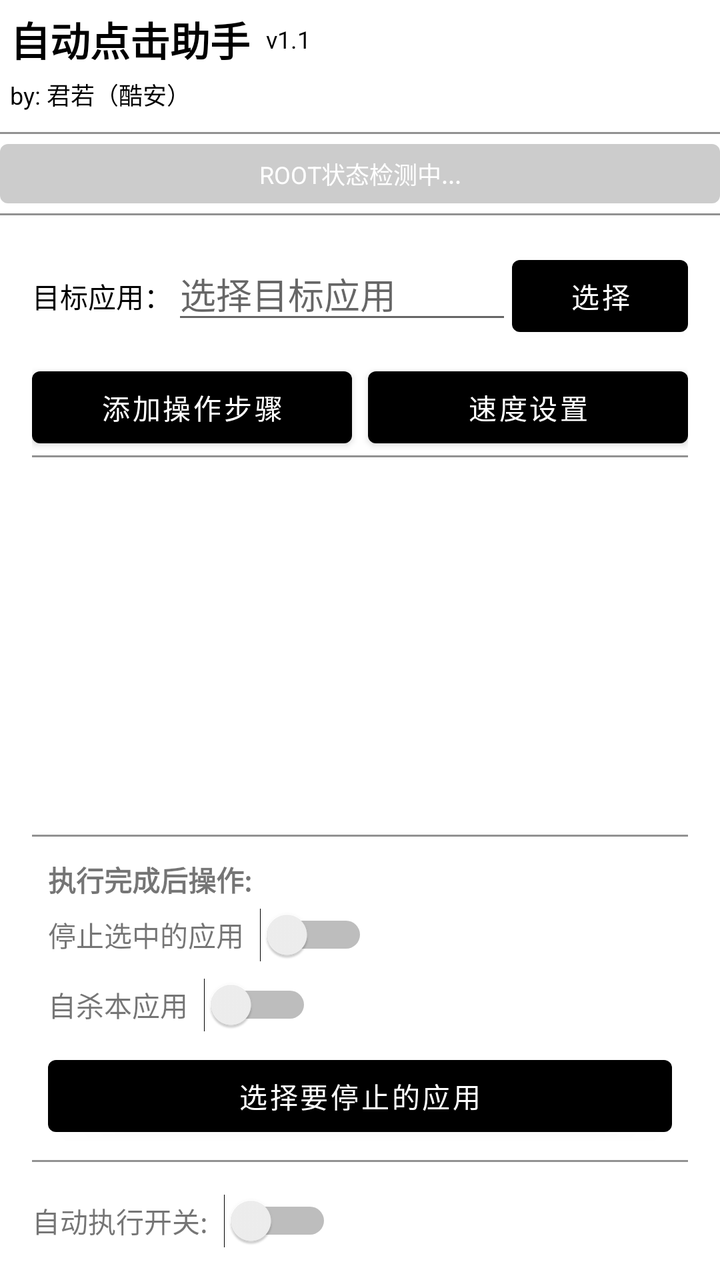
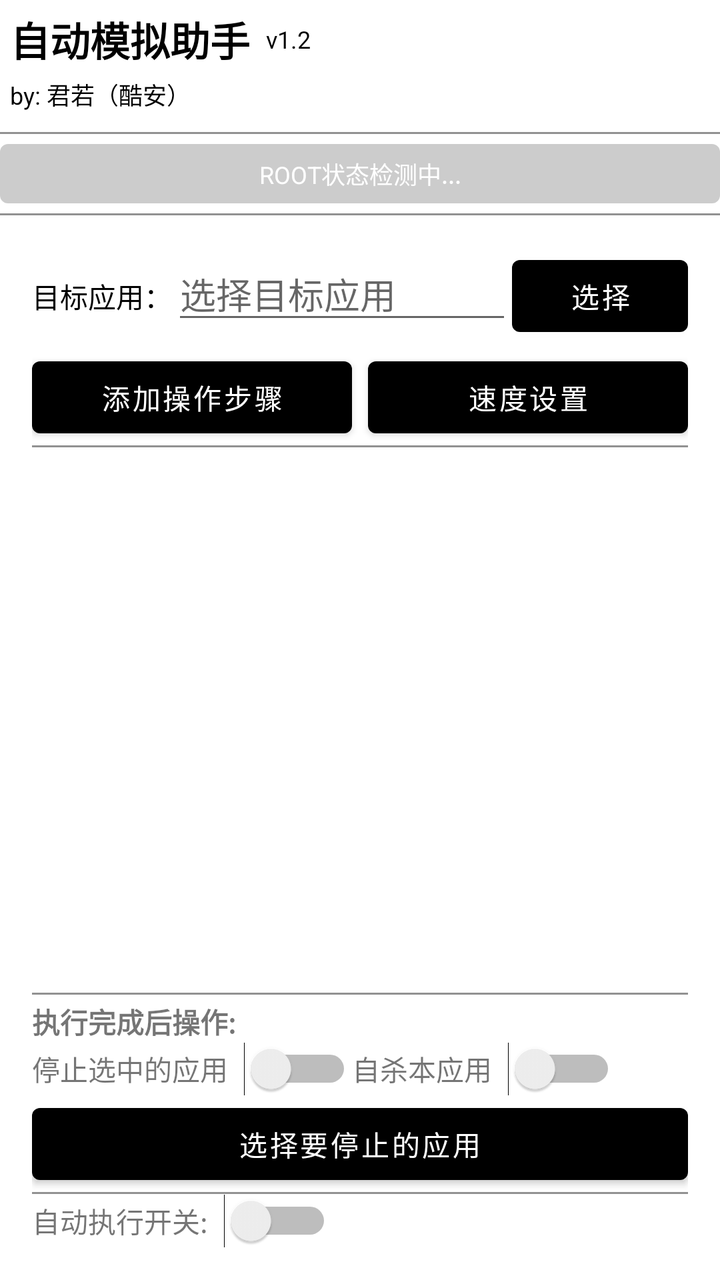

Two renders of the same Android screen: before a commit and after it. Below are the layout's source before the change and the commit's diff.
<!-- AndroidManifest.xml: application theme Theme.Click -->
<!-- res/layout/activity_main.xml -->
<?xml version="1.0" encoding="utf-8"?>
<LinearLayout xmlns:android="http://schemas.android.com/apk/res/android"
    android:layout_width="match_parent"
    android:layout_height="match_parent"
    android:orientation="vertical"
    android:fitsSystemWindows="true">

    
    <LinearLayout
        android:layout_width="match_parent"
        android:layout_height="wrap_content"
        android:orientation="vertical"
        android:background="#A8FFFFFF"
        android:padding="5dp">

        <LinearLayout
            android:layout_width="match_parent"
            android:layout_height="wrap_content"
            android:orientation="horizontal"
            android:gravity="center_vertical">

            <TextView
                android:layout_width="wrap_content"
                android:layout_height="wrap_content"
                android:text="@string/app_name"
                android:textColor="#000"
                android:textSize="20sp"
                android:textStyle="bold"/>

            <TextView
                android:layout_width="wrap_content"
                android:layout_height="wrap_content"
                android:text="v1.1"
                android:textColor="#000"
                android:textSize="12sp"
                android:layout_marginStart="8dp"/>
        </LinearLayout>

        <TextView
            android:layout_width="wrap_content"
            android:layout_height="wrap_content"
            android:text="by: 君若（酷安）"
            android:textColor="#000"
            android:textSize="12sp"
            android:layout_marginTop="4dp"/>
    </LinearLayout>
    <View
        android:layout_width="match_parent"
        android:layout_height="1dp"
        android:background="#929292"
        android:layout_marginTop="5dp"/>
    
    <TextView
        android:id="@+id/tv_root_status"
        android:layout_width="match_parent"
        android:layout_height="wrap_content"
        android:layout_marginTop="5dp"
        android:padding="6dp"
        android:textSize="12sp"
        android:textColor="#FFFFFF"
        android:background="@drawable/root_status_bg"
        android:text="ROOT状态检测中..."
        android:clickable="true"
        android:focusable="true"
        android:gravity="center"/>

    <View
        android:layout_width="match_parent"
        android:layout_height="1dp"
        android:background="#929292"
        android:layout_marginTop="5dp"/>

    
    <LinearLayout
        android:layout_width="match_parent"
        android:layout_height="match_parent"
        android:orientation="vertical"
        android:padding="16dp">

        
        <LinearLayout
            android:layout_width="match_parent"
            android:layout_height="wrap_content"
            android:orientation="horizontal">

            <TextView
                android:layout_width="wrap_content"
                android:layout_height="wrap_content"
                android:text="目标应用："
                android:textColor="@color/black"/>

            <EditText
                android:id="@+id/et_app_activity"
                android:layout_width="0dp"
                android:layout_height="wrap_content"
                android:layout_weight="1"
                android:hint="选择目标应用"
                android:inputType="none"
                android:focusable="false"
                android:focusableInTouchMode="false"
                android:cursorVisible="false"/>

            <Button
                android:id="@+id/btn_select_app"
                android:layout_width="wrap_content"
                android:layout_height="wrap_content"
                android:text="选择"/>
        </LinearLayout>

        
        <LinearLayout
            android:layout_width="match_parent"
            android:layout_height="wrap_content"
            android:orientation="horizontal"
            android:layout_marginTop="8dp">

            <Button
                android:id="@+id/btn_add_operation"
                android:layout_width="0dp"
                android:layout_height="wrap_content"
                android:layout_weight="1"
                android:text="添加操作步骤"/>

            <Button
                android:id="@+id/btn_settings"
                android:layout_width="0dp"
                android:layout_height="wrap_content"
                android:layout_weight="1"
                android:layout_marginStart="8dp"
                android:text="速度设置"/>
        </LinearLayout>
        <View
            android:layout_width="match_parent"
            android:layout_height="1dp"
            android:background="#929292"/>
        
        <ListView
            android:id="@+id/lv_operations"
            android:layout_width="match_parent"
            android:layout_height="0dp"
            android:layout_weight="1"
            android:layout_marginTop="5dp"
            android:background="#FFFFFF"/>
        <View
            android:layout_width="match_parent"
            android:layout_height="1dp"
            android:background="#929292"/>
        
        <LinearLayout
            android:id="@+id/layout_completion_actions"
            android:layout_width="match_parent"
            android:layout_height="wrap_content"
            android:orientation="vertical"
            android:layout_marginTop="3dp"
            android:background="#FFFFFF"
            android:padding="8dp">

            <TextView
                android:layout_width="wrap_content"
                android:layout_height="wrap_content"
                android:text="执行完成后操作:"
                android:textStyle="bold"
                android:layout_marginBottom="4dp"/>

            <LinearLayout
                android:layout_width="match_parent"
                android:layout_height="wrap_content"
                android:orientation="horizontal"
                android:gravity="center_vertical">

                <TextView
                    android:layout_width="wrap_content"
                    android:layout_height="wrap_content"
                    android:text="停止选中的应用"
                    android:layout_marginEnd="8dp"/>

                <Switch
                    android:id="@+id/sw_stop_apps_enabled"
                    android:layout_width="wrap_content"
                    android:layout_height="wrap_content"/>
            </LinearLayout>
            
            <LinearLayout
                android:layout_width="match_parent"
                android:layout_height="wrap_content"
                android:orientation="horizontal"
                android:gravity="center_vertical"
                android:layout_marginTop="8dp">

                <TextView
                    android:layout_width="wrap_content"
                    android:layout_height="wrap_content"
                    android:text="自杀本应用"
                    android:layout_marginEnd="8dp"/>

                <Switch
                    android:id="@+id/sw_self_kill"
                    android:layout_width="wrap_content"
                    android:layout_height="wrap_content"/>
            </LinearLayout>

            <Button
                android:id="@+id/btn_select_apps_to_stop"
                android:layout_width="match_parent"
                android:layout_height="wrap_content"
                android:layout_marginTop="8dp"
                android:text="选择要停止的应用"/>


        </LinearLayout>
        <View
            android:layout_width="match_parent"
            android:layout_height="1dp"
            android:background="#929292"/>
        
        <LinearLayout
            android:layout_width="match_parent"
            android:layout_height="wrap_content"
            android:orientation="horizontal"
            android:gravity="center_vertical"
            android:layout_marginTop="16dp">

            <TextView
                android:layout_width="wrap_content"
                android:layout_height="wrap_content"
                android:text="自动执行开关:"
                android:layout_marginEnd="8dp"/>

            <Switch
                android:id="@+id/sw_auto_click"
                android:layout_width="wrap_content"
                android:layout_height="wrap_content"/>
        </LinearLayout>
    </LinearLayout>
</LinearLayout>
<!-- resources referenced by this layout -->
<resources>
  <color name="black">#FF000000</color>
  <!-- drawable root_status_bg (drawable) -->
  <selector xmlns:android="http://schemas.android.com/apk/res/android">
      <item android:state_pressed="true">
          <shape android:shape="rectangle">
              <corners android:radius="4dp"/>
              <solid android:color="#66000000"/>
          </shape>
      </item>
      <item>
          <shape android:shape="rectangle">
              <corners android:radius="4dp"/>
              <solid android:color="#33000000"/>
          </shape>
      </item>
  </selector>
  <string name="app_name">自动点击助手</string>
  <style name="Theme.Click" parent="Theme.MaterialComponents.DayNight.NoActionBar">
          
          <item name="colorPrimary">@color/black</item>
          <item name="colorPrimaryVariant">@color/purple_700</item>
          <item name="colorOnPrimary">@color/white</item>
          
          <item name="colorSecondary">@color/teal_200</item>
          <item name="colorSecondaryVariant">@color/teal_700</item>
          <item name="colorOnSecondary">@color/black</item>
          
          <item name="android:statusBarColor">?attr/colorPrimaryVariant</item>
          
      </style>
  <color name="purple_700">#FF3700B3</color>
  <color name="white">#FFFFFFFF</color>
  <color name="teal_200">#FF03DAC5</color>
  <color name="teal_700">#FF018786</color>
</resources>

<!-- the commit's change to res/layout/activity_main.xml (unified diff, before → after) -->
@@ -30,7 +30,7 @@
             <TextView
                 android:layout_width="wrap_content"
                 android:layout_height="wrap_content"
-                android:text="v1.1"
+                android:text="v1.2"
                 android:textColor="#000"
                 android:textSize="12sp"
                 android:layout_marginStart="8dp"/>
@@ -112,7 +112,7 @@
             android:layout_width="match_parent"
             android:layout_height="wrap_content"
             android:orientation="horizontal"
-            android:layout_marginTop="8dp">
+            android:layout_marginTop="3dp">
 
             <Button
                 android:id="@+id/btn_add_operation"
@@ -152,15 +152,13 @@
             android:layout_height="wrap_content"
             android:orientation="vertical"
             android:layout_marginTop="3dp"
-            android:background="#FFFFFF"
-            android:padding="8dp">
+            android:background="#FFFFFF">
 
             <TextView
                 android:layout_width="wrap_content"
                 android:layout_height="wrap_content"
                 android:text="执行完成后操作:"
-                android:textStyle="bold"
-                android:layout_marginBottom="4dp"/>
+                android:textStyle="bold"/>
 
             <LinearLayout
                 android:layout_width="match_parent"
@@ -178,14 +176,6 @@
                     android:id="@+id/sw_stop_apps_enabled"
                     android:layout_width="wrap_content"
                     android:layout_height="wrap_content"/>
-            </LinearLayout>
-            
-            <LinearLayout
-                android:layout_width="match_parent"
-                android:layout_height="wrap_content"
-                android:orientation="horizontal"
-                android:gravity="center_vertical"
-                android:layout_marginTop="8dp">
 
                 <TextView
                     android:layout_width="wrap_content"
@@ -203,7 +193,6 @@
                 android:id="@+id/btn_select_apps_to_stop"
                 android:layout_width="match_parent"
                 android:layout_height="wrap_content"
-                android:layout_marginTop="8dp"
                 android:text="选择要停止的应用"/>
 
 
@@ -217,8 +206,7 @@
             android:layout_width="match_parent"
             android:layout_height="wrap_content"
             android:orientation="horizontal"
-            android:gravity="center_vertical"
-            android:layout_marginTop="16dp">
+            android:gravity="center_vertical">
 
             <TextView
                 android:layout_width="wrap_content"
<!-- resource entries referenced after the edit -->
@@ -16,7 +16,7 @@
           </shape>
       </item>
   </selector>
-  <string name="app_name">自动点击助手</string>
+  <string name="app_name">自动模拟助手</string>
   <style name="Theme.Click" parent="Theme.MaterialComponents.DayNight.NoActionBar">
           
           <item name="colorPrimary">@color/black</item>
